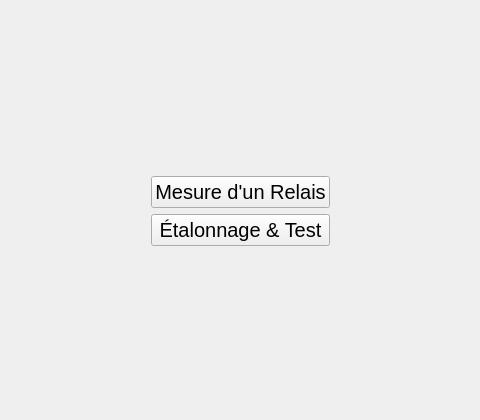
First picture: the form in src/UI/screens/homescreen.ui, repository Kemsa/RelayTesterRaspberry, before the edit; both pictures show x 160 to 640 and y 0 to 420 of the 800 by 420 pixel window.
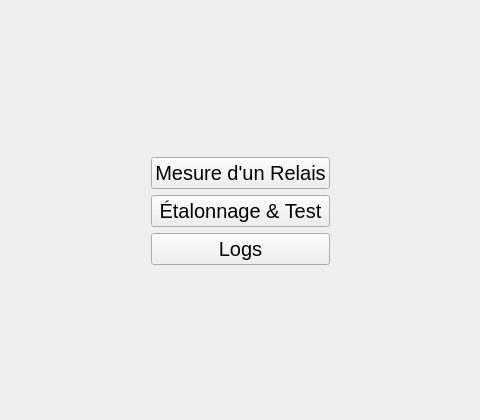
Second picture: the form after the edit.

The edit to the form file:
```diff
--- a/src/UI/screens/homescreen.ui
+++ b/src/UI/screens/homescreen.ui
@@ -94,6 +94,19 @@
         </property>
        </widget>
       </item>
+      <item>
+       <widget class="QPushButton" name="logs_PB">
+        <property name="font">
+         <font>
+          <family>Arial</family>
+          <pointsize>15</pointsize>
+         </font>
+        </property>
+        <property name="text">
+         <string>Logs</string>
+        </property>
+       </widget>
+      </item>
       <item>
        <spacer name="verticalSpacer_2">
         <property name="orientation">
```
